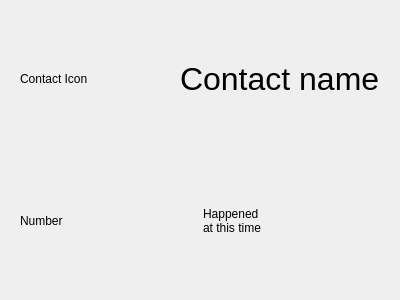
Qt form qgvdial/qt-not-qml/InboxEntryDialog.ui (shailesh83/qgvdial) before a commit.
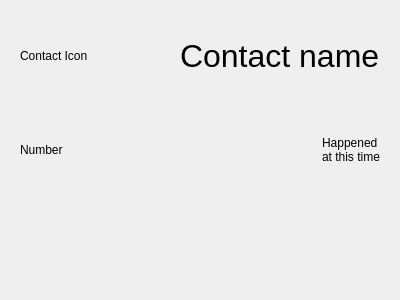
The same form after that commit.

Commit message: improvements to qt-no-qml inbox details page

```diff
--- a/qgvdial/qt-not-qml/InboxEntryDialog.ui
+++ b/qgvdial/qt-not-qml/InboxEntryDialog.ui
@@ -51,6 +51,12 @@
       </item>
       <item>
        <widget class="QLabel" name="lblTime">
+        <property name="sizePolicy">
+         <sizepolicy hsizetype="Fixed" vsizetype="Preferred">
+          <horstretch>0</horstretch>
+          <verstretch>0</verstretch>
+         </sizepolicy>
+        </property>
         <property name="text">
          <string>Happened
 at this time</string>
@@ -60,6 +66,13 @@
      </layout>
     </widget>
    </item>
+   <item>
+    <widget class="QLabel" name="lblNotes">
+     <property name="text">
+      <string/>
+     </property>
+    </widget>
+   </item>
   </layout>
  </widget>
  <resources/>
```
The commit also changes 3 other files.
